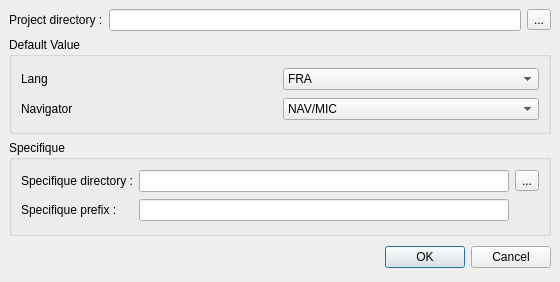
Qt form src/projectproperty.ui (phoenix741/xinx) before a commit.
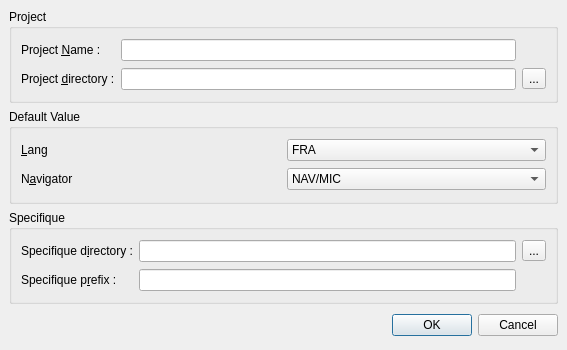
The same form after that commit.

Patch:
```diff
--- a/src/projectproperty.ui
+++ b/src/projectproperty.ui
@@ -5,8 +5,8 @@
    <rect>
     <x>0</x>
     <y>0</y>
-    <width>560</width>
-    <height>282</height>
+    <width>567</width>
+    <height>350</height>
    </rect>
   </property>
   <property name="windowTitle" >
@@ -20,31 +20,52 @@
     <number>6</number>
    </property>
    <item>
-    <layout class="QHBoxLayout" >
-     <property name="margin" >
-      <number>0</number>
+    <widget class="QGroupBox" name="groupBox_3" >
+     <property name="title" >
+      <string>Project</string>
      </property>
-     <property name="spacing" >
-      <number>6</number>
-     </property>
-     <item>
-      <widget class="QLabel" name="label_3" >
-       <property name="text" >
-        <string>Project directory :</string>
-       </property>
-      </widget>
-     </item>
-     <item>
-      <widget class="QLineEdit" name="m_projectLineEdit" />
-     </item>
-     <item>
-      <widget class="QToolButton" name="m_projectButton" >
-       <property name="text" >
-        <string>...</string>
-       </property>
-      </widget>
-     </item>
-    </layout>
+     <layout class="QGridLayout" >
+      <property name="margin" >
+       <number>9</number>
+      </property>
+      <property name="spacing" >
+       <number>6</number>
+      </property>
+      <item row="0" column="0" >
+       <widget class="QLabel" name="label_6" >
+        <property name="text" >
+         <string>Project &amp;Name :</string>
+        </property>
+        <property name="buddy" >
+         <cstring>m_nameLineEdit</cstring>
+        </property>
+       </widget>
+      </item>
+      <item row="1" column="0" colspan="2" >
+       <widget class="QLabel" name="label_3" >
+        <property name="text" >
+         <string>Project &amp;directory :</string>
+        </property>
+        <property name="buddy" >
+         <cstring>m_projectLineEdit</cstring>
+        </property>
+       </widget>
+      </item>
+      <item row="1" column="2" >
+       <widget class="QLineEdit" name="m_projectLineEdit" />
+      </item>
+      <item row="1" column="3" >
+       <widget class="QToolButton" name="m_projectButton" >
+        <property name="text" >
+         <string>...</string>
+        </property>
+       </widget>
+      </item>
+      <item row="0" column="2" >
+       <widget class="QLineEdit" name="m_nameLineEdit" />
+      </item>
+     </layout>
+    </widget>
    </item>
    <item>
     <widget class="QGroupBox" name="groupBox" >
@@ -58,27 +79,6 @@
       <property name="spacing" >
        <number>6</number>
       </property>
-      <item row="1" column="1" >
-       <widget class="QComboBox" name="m_navigatorComboBox" >
-        <item>
-         <property name="text" >
-          <string>NAV/MIC</string>
-         </property>
-        </item>
-        <item>
-         <property name="text" >
-          <string>NAV/NET</string>
-         </property>
-        </item>
-       </widget>
-      </item>
-      <item row="0" column="0" >
-       <widget class="QLabel" name="label" >
-        <property name="text" >
-         <string>Lang</string>
-        </property>
-       </widget>
-      </item>
       <item row="0" column="1" >
        <widget class="QComboBox" name="m_langComboBox" >
         <item>
@@ -108,10 +108,37 @@
         </item>
        </widget>
       </item>
+      <item row="1" column="1" >
+       <widget class="QComboBox" name="m_navigatorComboBox" >
+        <item>
+         <property name="text" >
+          <string>NAV/MIC</string>
+         </property>
+        </item>
+        <item>
+         <property name="text" >
+          <string>NAV/NET</string>
+         </property>
+        </item>
+       </widget>
+      </item>
+      <item row="0" column="0" >
+       <widget class="QLabel" name="label" >
+        <property name="text" >
+         <string>&amp;Lang</string>
+        </property>
+        <property name="buddy" >
+         <cstring>m_langComboBox</cstring>
+        </property>
+       </widget>
+      </item>
       <item row="1" column="0" >
        <widget class="QLabel" name="label_2" >
         <property name="text" >
-         <string>Navigator</string>
+         <string>N&amp;avigator</string>
+        </property>
+        <property name="buddy" >
+         <cstring>m_navigatorComboBox</cstring>
         </property>
        </widget>
       </item>
@@ -130,33 +157,39 @@
       <property name="spacing" >
        <number>6</number>
       </property>
-      <item row="0" column="2" >
-       <widget class="QToolButton" name="m_specifiquePathButton" >
-        <property name="text" >
-         <string>...</string>
-        </property>
-       </widget>
-      </item>
-      <item row="0" column="0" >
-       <widget class="QLabel" name="label_4" >
-        <property name="text" >
-         <string>Specifique directory :</string>
-        </property>
-       </widget>
-      </item>
-      <item row="0" column="1" >
-       <widget class="QLineEdit" name="m_specifiquePathLineEdit" />
-      </item>
-      <item row="1" column="0" >
-       <widget class="QLabel" name="label_5" >
-        <property name="text" >
-         <string>Specifique prefix :</string>
-        </property>
-       </widget>
-      </item>
       <item row="1" column="1" >
        <widget class="QLineEdit" name="m_prefixLineEdit" />
       </item>
+      <item row="1" column="0" >
+       <widget class="QLabel" name="label_5" >
+        <property name="text" >
+         <string>Specifique p&amp;refix :</string>
+        </property>
+        <property name="buddy" >
+         <cstring>m_prefixLineEdit</cstring>
+        </property>
+       </widget>
+      </item>
+      <item row="0" column="1" >
+       <widget class="QLineEdit" name="m_specifiquePathLineEdit" />
+      </item>
+      <item row="0" column="0" >
+       <widget class="QLabel" name="label_4" >
+        <property name="text" >
+         <string>Specifique d&amp;irectory :</string>
+        </property>
+        <property name="buddy" >
+         <cstring>m_specifiquePathLineEdit</cstring>
+        </property>
+       </widget>
+      </item>
+      <item row="0" column="2" >
+       <widget class="QToolButton" name="m_specifiquePathButton" >
+        <property name="text" >
+         <string>...</string>
+        </property>
+       </widget>
+      </item>
      </layout>
     </widget>
    </item>
```
Left out of the diff: 30 changed lines with no effect on the pictures.
